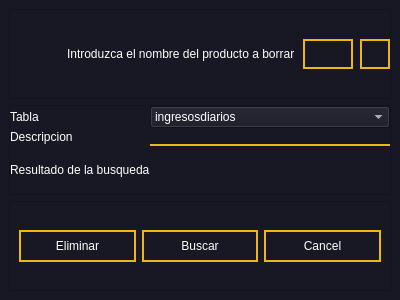
leonardo2322/Eva, file ui/TableDelete.ui: the form before one commit.
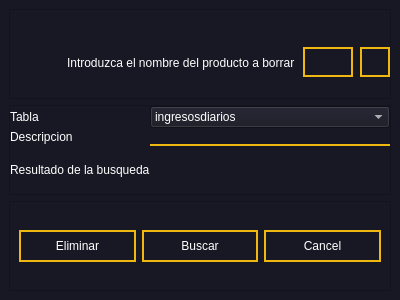
The form after the commit.

```diff
--- a/ui/TableDelete.ui
+++ b/ui/TableDelete.ui
@@ -68,7 +68,7 @@
           <number>0</number>
          </property>
          <property name="topMargin">
-          <number>0</number>
+          <number>17</number>
          </property>
          <property name="rightMargin">
           <number>0</number>
```
Left out of the diff: 2 changed lines with no effect on the pictures.
